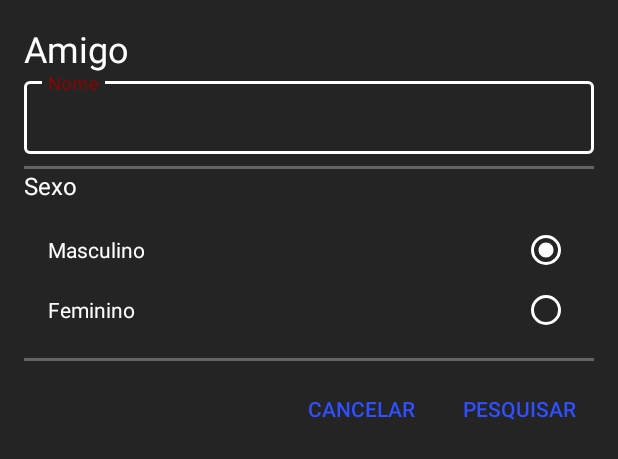
After one commit to betobatista/Xurras, an Android app: the layout dialog_add_update_amigo.xml on its own in the app's theme, with its tools: preview values and no code run, on a phone screen of 412 x 824 dp. The commit adds this screen. Shown: the top 459 px of the screen. Run offline under Robolectric (Android 15) with nearby library versions, the phone set to English and light mode, and no system bars.

Commit message:
Tela de Amigos Incluindo

```diff
--- a/app/src/main/res/layout/activity_amigo.xml
+++ b/app/src/main/res/layout/activity_amigo.xml
@@ -9,7 +9,8 @@
     <android.support.v7.widget.RecyclerView
         android:id="@+id/rv"
         android:layout_width="match_parent"
-        android:layout_height="match_parent">
+        android:layout_height="match_parent"
+        android:background="@color/colorBackground">
 
     </android.support.v7.widget.RecyclerView>
 
--- /dev/null
+++ b/app/src/main/res/layout/dialog_add_update_amigo.xml
@@ -0,0 +1,106 @@
+<?xml version="1.0" encoding="utf-8"?>
+<LinearLayout
+    xmlns:android="http://schemas.android.com/apk/res/android"
+    android:layout_width="match_parent"
+    android:layout_height="match_parent"
+    android:orientation="vertical"
+    android:background="@color/colorBackground"
+    android:padding="16dp">
+
+    <android.support.v7.widget.AppCompatTextView
+        android:layout_width="wrap_content"
+        android:layout_height="wrap_content"
+        android:text="Amigo"
+        android:textColor="@color/colorTextLight"
+        android:textAppearance="@style/Base.TextAppearance.AppCompat.Headline"/>
+
+    <android.support.design.widget.TextInputLayout
+        android:layout_width="match_parent"
+        android:layout_height="wrap_content"
+        style="@style/EditTextInputLayoutStyle">
+
+        <android.support.design.widget.TextInputEditText
+            android:id="@+id/edtNome"
+            android:layout_width="match_parent"
+            android:layout_height="wrap_content"
+            android:textColor="@color/colorTextLight"
+            android:hint="Nome"/>
+
+    </android.support.design.widget.TextInputLayout>
+
+    <View
+        android:id="@+id/view1"
+        android:layout_width="match_parent"
+        android:layout_marginTop="8dp"
+        android:layout_height="2dp"
+        android:background="@color/colorDivider"/>
+
+    <android.support.v7.widget.AppCompatTextView
+        android:layout_width="wrap_content"
+        android:layout_height="wrap_content"
+        android:text="Sexo"
+        android:textColor="@color/colorTextLight"
+        android:textAppearance="@style/Base.TextAppearance.Widget.AppCompat.Toolbar.Subtitle"/>
+
+    <RadioGroup
+        android:layout_width="match_parent"
+        android:layout_height="wrap_content"
+        android:orientation="vertical"
+        android:id="@+id/rgSxAmigo"
+        android:padding="16dp">
+
+        <RadioButton
+            android:id="@+id/rbMasc"
+            android:layout_width="match_parent"
+            android:layout_height="wrap_content"
+            android:buttonTint="@color/colorTextLight"
+            android:layoutDirection="rtl"
+            android:text="Masculino"
+            android:textColor="@color/colorTextLight"
+            android:checked="true"/>
+
+        <RadioButton
+            android:id="@+id/rbFemi"
+            android:layout_width="match_parent"
+            android:layout_height="wrap_content"
+            android:layout_marginTop="8dp"
+            android:buttonTint="@color/colorTextLight"
+            android:layoutDirection="rtl"
+            android:text="Feminino"
+            android:textColor="@color/colorTextLight" />
+
+    </RadioGroup>
+
+    <View
+        android:id="@+id/view2"
+        android:layout_width="match_parent"
+        android:layout_height="2dp"
+        android:background="@color/colorDivider"/>
+
+    <LinearLayout
+        android:layout_width="match_parent"
+        android:layout_height="wrap_content"
+        android:orientation="horizontal"
+        android:layout_marginTop="8dp"
+        android:gravity="right">
+
+        <android.support.v7.widget.AppCompatButton
+            android:id="@+id/btnCancel"
+            android:layout_width="wrap_content"
+            android:layout_height="wrap_content"
+            android:layout_centerHorizontal="true"
+            android:text="CANCELAR"
+            style="@style/FlatButton"/>
+
+        <android.support.v7.widget.AppCompatButton
+            android:id="@+id/btnOk"
+            android:layout_width="wrap_content"
+            android:layout_height="wrap_content"
+            android:layout_marginLeft="8dp"
+            android:layout_centerHorizontal="true"
+            android:text="PESQUISAR"
+            style="@style/FlatButton"/>
+
+    </LinearLayout>
+
+</LinearLayout>
--- a/app/src/main/res/layout/list_item_amigos.xml
+++ b/app/src/main/res/layout/list_item_amigos.xml
@@ -1,7 +1,7 @@
 <?xml version="1.0" encoding="utf-8"?>
 <android.support.v7.widget.CardView xmlns:android="http://schemas.android.com/apk/res/android"
     android:layout_width="match_parent"
-    android:layout_height="match_parent"
+    android:layout_height="wrap_content"
     xmlns:app="http://schemas.android.com/apk/res-auto"
     android:layout_margin="8dp"
     app:cardCornerRadius="4dp">
--- a/app/src/main/res/values-v21/styles.xml
+++ b/app/src/main/res/values-v21/styles.xml
@@ -5,4 +5,14 @@
         <item name="windowNoTitle">true</item>
         <item name="android:statusBarColor">@android:color/transparent</item>
     </style>
+
+    <style name="CustomDialog" parent="Theme.AppCompat.Light.Dialog.Alert">
+        <item name="colorAccent">@color/colorPrimary</item>
+
+    </style>
+
+    <style name="EditTextInputLayoutStyle" parent="Widget.MaterialComponents.TextInputLayout.OutlinedBox.Dense">
+        <item name="boxStrokeColor">@color/colorTextLight</item>
+        <item name="boxStrokeWidth">4dp</item>
+    </style>
 </resources>
--- a/app/src/main/res/values/colors.xml
+++ b/app/src/main/res/values/colors.xml
@@ -7,5 +7,6 @@
     <!-- Cores do APP -->
     <color name="colorBackground">#242424</color>
     <color name="colorTextLight">#FFFFFF</color>
+    <color name="colorDivider">#646464</color>
 
 </resources>
--- a/app/src/main/res/values/styles.xml
+++ b/app/src/main/res/values/styles.xml
@@ -17,4 +17,19 @@
 
     <style name="AppTheme.PopupOverlay" parent="ThemeOverlay.AppCompat.Light" />
 
+    <style name="CustomDialog" parent="Theme.AppCompat.Light.Dialog.Alert">
+        <item name="colorAccent">@color/colorPrimary</item>
+
+    </style>
+
+    <style name="EditTextInputLayoutStyle" parent="Widget.MaterialComponents.TextInputLayout.OutlinedBox.Dense">
+        <item name="boxStrokeColor">@color/colorTextLight</item>
+        <item name="boxStrokeWidth">4dp</item>
+    </style>
+
+    <style name="FlatButton" parent="Widget.AppCompat.Button.Borderless">
+        <item name="android:textColor">@color/colorAccent</item>
+
+    </style>
+
 </resources>
```
Also changed, not shown: app/src/main/java/com/betobatista/xurras/listener/DialogButtonClick.java (added, +22 -0 lines), app/src/main/java/com/betobatista/xurras/repository/AmigoRepository.java (+6 -1 lines), app/src/main/java/com/betobatista/xurras/utilitys/Util.java (added, +101 -0 lines), app/src/main/java/com/betobatista/xurras/views/AmigoActivity.java (+104 -0 lines).
